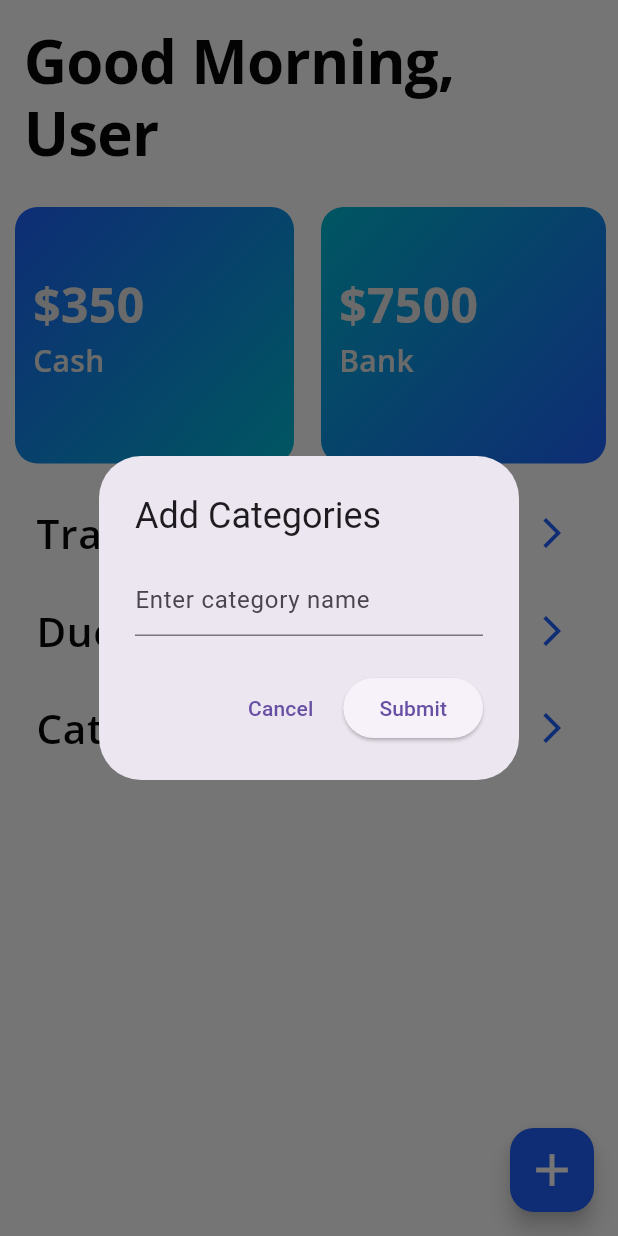
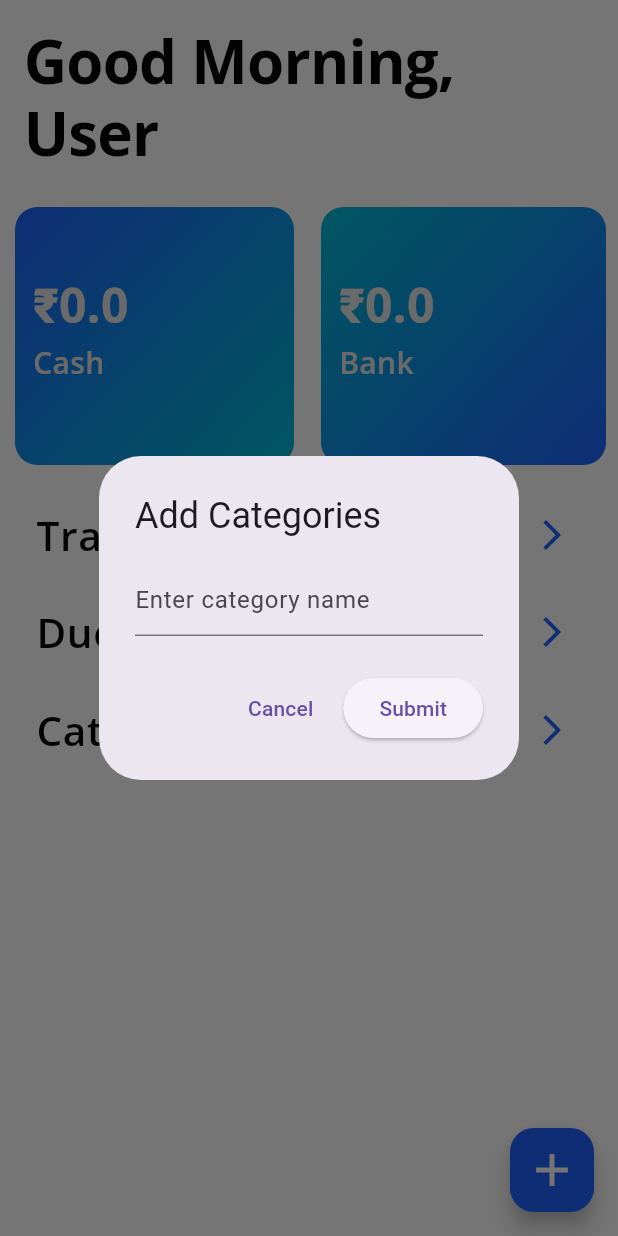
Before and after one commit to cesh04/StashWise, a Flutter app: the Home screen opened directly, after a tap on "Categories", on a phone screen of 412 x 824 dp. Run offline on Flutter 3.47's test engine with Material 3 defaults, Android fonts, the phone set to English and light mode, and no system bars; our stand-ins replace sqflite; accounts and stored records are empty.

Commit message:
Save my changes to home.dart

```diff
--- a/lib/pages/home.dart
+++ b/lib/pages/home.dart
@@ -14,6 +14,10 @@ class Home extends StatefulWidget {
 class _HomeState extends State<Home> {
   String name = 'User';
   String greeting = 'Hello';
+
+  double cashBalance = 0.0;
+  double bankBalance = 0.0;
+
   final TextEditingController _categoryController = TextEditingController();
 
   @override
@@ -21,6 +25,7 @@ class _HomeState extends State<Home> {
     super.initState();
     _fetchUserDetails();
     _updateGreeting();
+    _fetchBalances();
   }
 
   Future<void> _fetchUserDetails() async {
@@ -104,6 +109,32 @@ class _HomeState extends State<Home> {
     );
   }
 
+  Future<void> _fetchBalances() async {
+    final db = await openDatabase(
+      join(await getDatabasesPath(), 'fund_management.db'),
+    );
+
+    // Query for the latest cash and bank balances
+    final List<Map<String, dynamic>> balanceQuery = await db.query(
+      'transactions',
+      columns: ['cash_balance', 'bank_balance'],
+      orderBy: 'transaction_id DESC', // Fetch the latest transaction
+      limit: 1,
+    );
+
+    setState(() {
+      // If a transaction is found, update the balances
+      if (balanceQuery.isNotEmpty) {
+        cashBalance = balanceQuery.first['cash_balance'] ?? 0.0;
+        bankBalance = balanceQuery.first['bank_balance'] ?? 0.0;
+      } else {
+        // Set to 0.0 if no transactions exist yet
+        cashBalance = 0.0;
+        bankBalance = 0.0;
+      }
+    });
+  }
+
   @override
   Widget build(BuildContext context) {
     return Scaffold(
@@ -150,9 +181,9 @@ class _HomeState extends State<Home> {
                         child: Column(
                           mainAxisAlignment: MainAxisAlignment.end,
                           crossAxisAlignment: CrossAxisAlignment.start,
-                          children: const [
+                          children: [
                             Text(
-                              '\$350',
+                              '\u20B9$cashBalance',
                               style: TextStyle(
                                 fontFamily: 'Open Sans',
                                 color: Color(0xFFE6E8E6),
@@ -194,9 +225,9 @@ class _HomeState extends State<Home> {
                         child: Column(
                           mainAxisAlignment: MainAxisAlignment.end,
                           crossAxisAlignment: CrossAxisAlignment.start,
-                          children: const [
+                          children: [
                             Text(
-                              '\$7500',
+                              '\u20B9$bankBalance',
                               style: TextStyle(
                                 fontFamily: 'Open Sans',
                                 color: Color(0xFFE6E8E6),
@@ -286,10 +317,19 @@ class _HomeState extends State<Home> {
       ),
       // Adding the Floating Action Button
       floatingActionButton: FloatingActionButton(
-        onPressed: () {
-          Navigator.push(context,
-              MaterialPageRoute(builder: (context) => NewTransactionPage()));
+        onPressed: () async {
+          // Navigate to NewTransactionPage and wait for a result
+          final result = await Navigator.push(
+            context,
+            MaterialPageRoute(builder: (context) => const NewTransactionPage()),
+          );
+
+          // Refresh balances if a new transaction was added
+          if (result == true) {
+            _fetchBalances();
+          }
         },
+
         backgroundColor: const Color(0xFF1F62FF), // Matching theme color
         child: const Icon(
           Icons.add,
```
